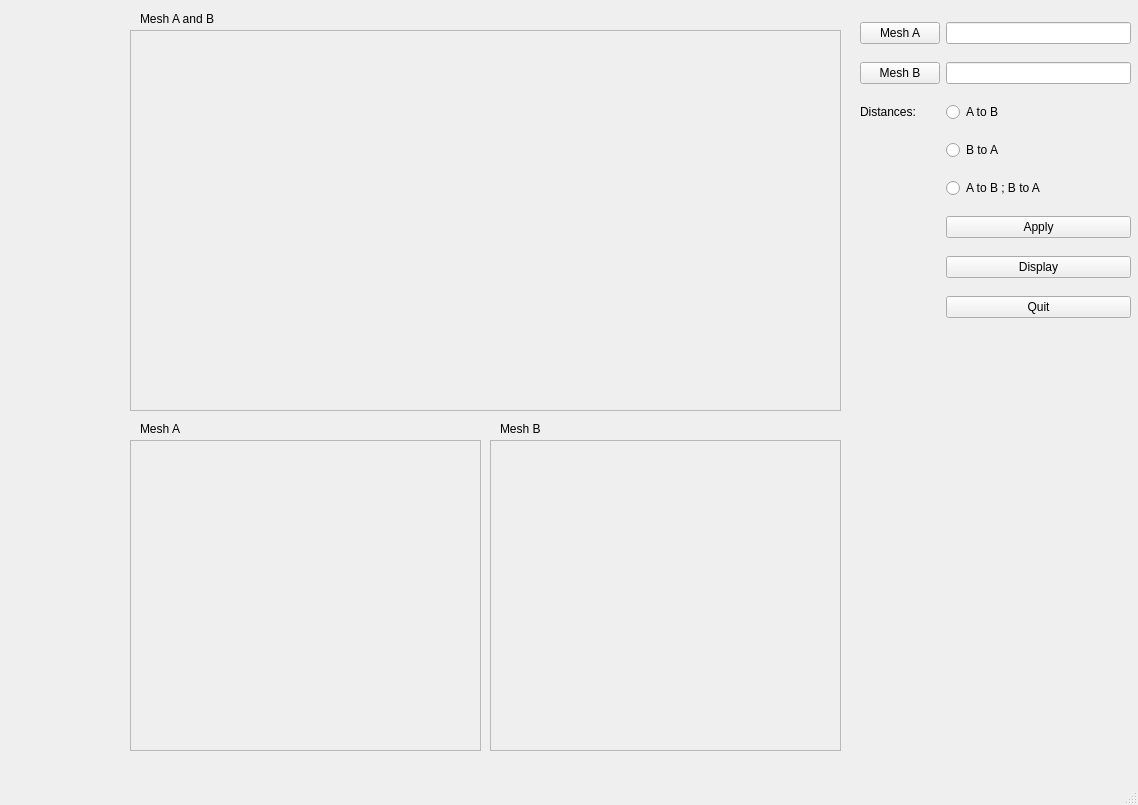
Before: the Qt Designer form distanceGui.ui in juliettepera/distance, drawn with Qt 5.
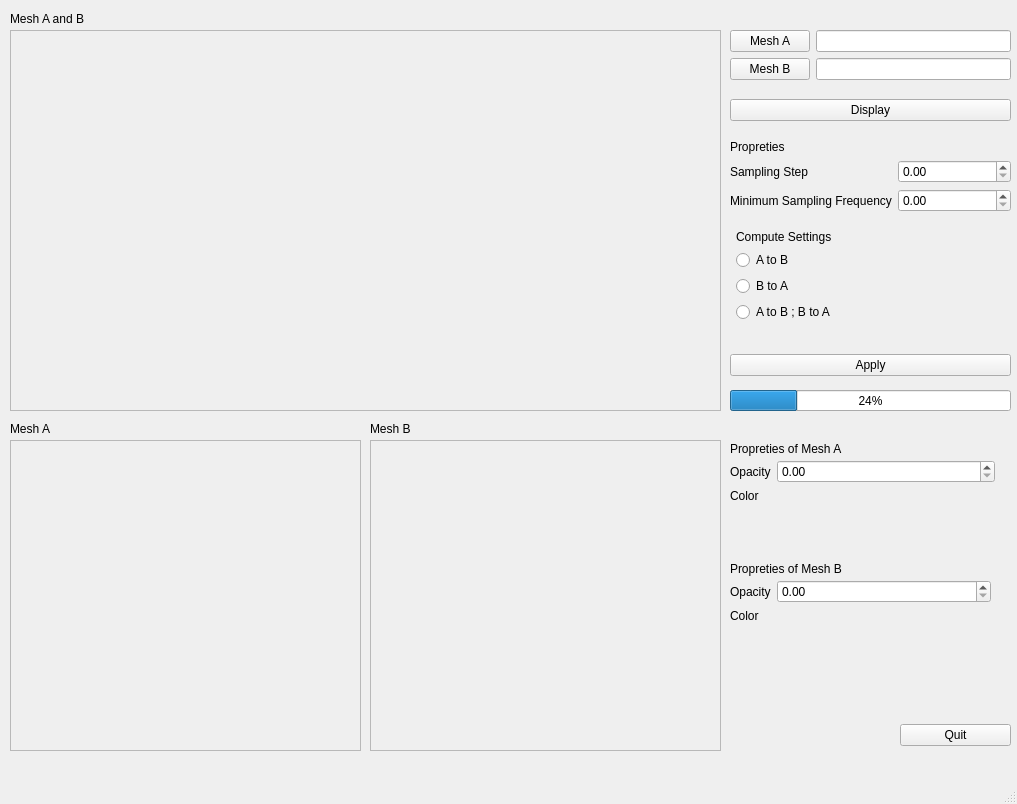
After: the same form once the commit is applied.

Commit message: ENH: change the apparence of the main window with more option the opacity is now working

```diff
--- a/distanceGui.ui
+++ b/distanceGui.ui
@@ -6,99 +6,18 @@
    <rect>
     <x>0</x>
     <y>0</y>
-    <width>1138</width>
-    <height>805</height>
+    <width>1017</width>
+    <height>804</height>
    </rect>
   </property>
   <property name="windowTitle">
    <string>MainWindow</string>
   </property>
   <widget class="QWidget" name="centralwidget">
-   <widget class="QWidget" name="gridLayoutWidget">
-    <property name="geometry">
-     <rect>
-      <x>860</x>
-      <y>10</y>
-      <width>271</width>
-      <height>321</height>
-     </rect>
-    </property>
-    <layout class="QGridLayout" name="gridLayout">
-     <item row="1" column="1">
-      <widget class="QLineEdit" name="lineMeshB"/>
-     </item>
-     <item row="0" column="1">
-      <widget class="QLineEdit" name="lineMeshA"/>
-     </item>
-     <item row="6" column="1">
-      <widget class="QPushButton" name="buttonApply">
-       <property name="text">
-        <string>Apply</string>
-       </property>
-      </widget>
-     </item>
-     <item row="0" column="0">
-      <widget class="QPushButton" name="buttonMeshA">
-       <property name="text">
-        <string>Mesh A</string>
-       </property>
-      </widget>
-     </item>
-     <item row="1" column="0">
-      <widget class="QPushButton" name="buttonMeshB">
-       <property name="text">
-        <string>Mesh B</string>
-       </property>
-      </widget>
-     </item>
-     <item row="8" column="1">
-      <widget class="QPushButton" name="buttonQuit">
-       <property name="text">
-        <string>Quit</string>
-       </property>
-      </widget>
-     </item>
-     <item row="7" column="1">
-      <widget class="QPushButton" name="buttonDisplay">
-       <property name="text">
-        <string>Display</string>
-       </property>
-      </widget>
-     </item>
-     <item row="3" column="1">
-      <widget class="QRadioButton" name="radioAtoB">
-       <property name="text">
-        <string>A to B</string>
-       </property>
-      </widget>
-     </item>
-     <item row="4" column="1">
-      <widget class="QRadioButton" name="radioBtoA">
-       <property name="text">
-        <string>B to A</string>
-       </property>
-      </widget>
-     </item>
-     <item row="5" column="1">
-      <widget class="QRadioButton" name="radioBoth">
-       <property name="text">
-        <string>A to B ; B to A</string>
-       </property>
-      </widget>
-     </item>
-     <item row="3" column="0">
-      <widget class="QLabel" name="labelDistance">
-       <property name="text">
-        <string>Distances:</string>
-       </property>
-      </widget>
-     </item>
-    </layout>
-   </widget>
    <widget class="QScrollArea" name="scrollAreaMeshA">
     <property name="geometry">
      <rect>
-      <x>130</x>
+      <x>10</x>
       <y>440</y>
       <width>351</width>
       <height>311</height>
@@ -121,7 +40,7 @@
    <widget class="QScrollArea" name="scrollAreaMeshB">
     <property name="geometry">
      <rect>
-      <x>490</x>
+      <x>370</x>
       <y>440</y>
       <width>351</width>
       <height>311</height>
@@ -145,7 +64,7 @@
    <widget class="QScrollArea" name="scrollAreaBoth">
     <property name="geometry">
      <rect>
-      <x>130</x>
+      <x>10</x>
       <y>30</y>
       <width>711</width>
       <height>381</height>
@@ -168,7 +87,7 @@
    <widget class="QLabel" name="labelMeshBoth">
     <property name="geometry">
      <rect>
-      <x>140</x>
+      <x>10</x>
       <y>10</y>
       <width>101</width>
       <height>17</height>
@@ -181,7 +100,7 @@
    <widget class="QLabel" name="labelMeshA">
     <property name="geometry">
      <rect>
-      <x>140</x>
+      <x>10</x>
       <y>420</y>
       <width>63</width>
       <height>17</height>
@@ -194,7 +113,7 @@
    <widget class="QLabel" name="labelMeshB">
     <property name="geometry">
      <rect>
-      <x>500</x>
+      <x>370</x>
       <y>420</y>
       <width>63</width>
       <height>17</height>
@@ -204,14 +123,288 @@
      <string>Mesh B</string>
     </property>
    </widget>
-   <zorder>gridLayoutWidget</zorder>
-   <zorder>scrollAreaMeshA</zorder>
-   <zorder>scrollAreaMeshB</zorder>
-   <zorder>verticalLayoutWidget</zorder>
-   <zorder>scrollAreaBoth</zorder>
-   <zorder>labelMeshBoth</zorder>
-   <zorder>labelMeshA</zorder>
-   <zorder>labelMeshB</zorder>
+   <widget class="QWidget" name="formLayoutWidget">
+    <property name="geometry">
+     <rect>
+      <x>730</x>
+      <y>30</y>
+      <width>281</width>
+      <height>51</height>
+     </rect>
+    </property>
+    <layout class="QFormLayout" name="formLayout">
+     <item row="0" column="0">
+      <widget class="QPushButton" name="buttonMeshA">
+       <property name="text">
+        <string>Mesh A</string>
+       </property>
+      </widget>
+     </item>
+     <item row="0" column="1">
+      <widget class="QLineEdit" name="lineMeshA"/>
+     </item>
+     <item row="1" column="0">
+      <widget class="QPushButton" name="buttonMeshB">
+       <property name="text">
+        <string>Mesh B</string>
+       </property>
+      </widget>
+     </item>
+     <item row="1" column="1">
+      <widget class="QLineEdit" name="lineMeshB"/>
+     </item>
+    </layout>
+   </widget>
+   <widget class="QWidget" name="formLayoutWidget_2">
+    <property name="geometry">
+     <rect>
+      <x>730</x>
+      <y>230</y>
+      <width>281</width>
+      <height>109</height>
+     </rect>
+    </property>
+    <layout class="QFormLayout" name="formLayout_2">
+     <item row="2" column="1">
+      <widget class="QRadioButton" name="radioAtoB">
+       <property name="text">
+        <string>A to B</string>
+       </property>
+      </widget>
+     </item>
+     <item row="3" column="1">
+      <widget class="QRadioButton" name="radioBtoA">
+       <property name="text">
+        <string>B to A</string>
+       </property>
+      </widget>
+     </item>
+     <item row="4" column="1">
+      <widget class="QRadioButton" name="radioBoth">
+       <property name="text">
+        <string>A to B ; B to A</string>
+       </property>
+      </widget>
+     </item>
+     <item row="1" column="1">
+      <widget class="QLabel" name="labelComputeSettings">
+       <property name="text">
+        <string>Compute Settings </string>
+       </property>
+      </widget>
+     </item>
+    </layout>
+   </widget>
+   <widget class="QWidget" name="formLayoutWidget_3">
+    <property name="geometry">
+     <rect>
+      <x>730</x>
+      <y>140</y>
+      <width>281</width>
+      <height>85</height>
+     </rect>
+    </property>
+    <layout class="QFormLayout" name="formLayout_3">
+     <item row="0" column="0">
+      <widget class="QLabel" name="labelPropreties">
+       <property name="text">
+        <string>Propreties </string>
+       </property>
+      </widget>
+     </item>
+     <item row="1" column="0">
+      <widget class="QLabel" name="labelSamplingStep">
+       <property name="text">
+        <string>Sampling Step </string>
+       </property>
+      </widget>
+     </item>
+     <item row="1" column="1">
+      <widget class="QDoubleSpinBox" name="spinBoxSamplingStep"/>
+     </item>
+     <item row="2" column="0">
+      <widget class="QLabel" name="labelMinSamplingFreq">
+       <property name="text">
+        <string>Minimum Sampling Frequency</string>
+       </property>
+      </widget>
+     </item>
+     <item row="2" column="1">
+      <widget class="QDoubleSpinBox" name="spinBoxSamplingFrequency"/>
+     </item>
+    </layout>
+   </widget>
+   <widget class="QWidget" name="verticalLayoutWidget_4">
+    <property name="geometry">
+     <rect>
+      <x>730</x>
+      <y>90</y>
+      <width>281</width>
+      <height>41</height>
+     </rect>
+    </property>
+    <layout class="QVBoxLayout" name="verticalLayout_2">
+     <item>
+      <widget class="QPushButton" name="buttonDisplay">
+       <property name="text">
+        <string>Display</string>
+       </property>
+      </widget>
+     </item>
+    </layout>
+   </widget>
+   <widget class="QWidget" name="verticalLayoutWidget_5">
+    <property name="geometry">
+     <rect>
+      <x>730</x>
+      <y>350</y>
+      <width>281</width>
+      <height>31</height>
+     </rect>
+    </property>
+    <layout class="QVBoxLayout" name="verticalLayout_3">
+     <item>
+      <widget class="QPushButton" name="buttonApply">
+       <property name="text">
+        <string>Apply</string>
+       </property>
+      </widget>
+     </item>
+    </layout>
+   </widget>
+   <widget class="QWidget" name="verticalLayoutWidget_6">
+    <property name="geometry">
+     <rect>
+      <x>900</x>
+      <y>720</y>
+      <width>111</width>
+      <height>31</height>
+     </rect>
+    </property>
+    <layout class="QVBoxLayout" name="verticalLayout_4">
+     <item>
+      <widget class="QPushButton" name="buttonQuit">
+       <property name="text">
+        <string>Quit</string>
+       </property>
+      </widget>
+     </item>
+    </layout>
+   </widget>
+   <widget class="QWidget" name="formLayoutWidget_4">
+    <property name="geometry">
+     <rect>
+      <x>730</x>
+      <y>460</y>
+      <width>265</width>
+      <height>64</height>
+     </rect>
+    </property>
+    <layout class="QFormLayout" name="formLayout_4">
+     <property name="fieldGrowthPolicy">
+      <enum>QFormLayout::AllNonFixedFieldsGrow</enum>
+     </property>
+     <item row="0" column="0">
+      <widget class="QLabel" name="labelOpacityA">
+       <property name="text">
+        <string>Opacity</string>
+       </property>
+      </widget>
+     </item>
+     <item row="0" column="1">
+      <widget class="QDoubleSpinBox" name="spinBoxOpacityA">
+       <property name="maximum">
+        <double>1.000000000000000</double>
+       </property>
+       <property name="singleStep">
+        <double>0.100000000000000</double>
+       </property>
+      </widget>
+     </item>
+     <item row="1" column="0">
+      <widget class="QLabel" name="labelColorMeshA">
+       <property name="text">
+        <string>Color</string>
+       </property>
+      </widget>
+     </item>
+    </layout>
+   </widget>
+   <widget class="QProgressBar" name="progressBar">
+    <property name="geometry">
+     <rect>
+      <x>730</x>
+      <y>390</y>
+      <width>281</width>
+      <height>21</height>
+     </rect>
+    </property>
+    <property name="value">
+     <number>24</number>
+    </property>
+   </widget>
+   <widget class="QLabel" name="labelPrporetiesMeshA">
+    <property name="geometry">
+     <rect>
+      <x>730</x>
+      <y>440</y>
+      <width>141</width>
+      <height>17</height>
+     </rect>
+    </property>
+    <property name="text">
+     <string>Propreties of Mesh A</string>
+    </property>
+   </widget>
+   <widget class="QLabel" name="labelPrporetiesMeshB">
+    <property name="geometry">
+     <rect>
+      <x>730</x>
+      <y>560</y>
+      <width>141</width>
+      <height>17</height>
+     </rect>
+    </property>
+    <property name="text">
+     <string>Propreties of Mesh B</string>
+    </property>
+   </widget>
+   <widget class="QWidget" name="formLayoutWidget_5">
+    <property name="geometry">
+     <rect>
+      <x>730</x>
+      <y>580</y>
+      <width>261</width>
+      <height>61</height>
+     </rect>
+    </property>
+    <layout class="QFormLayout" name="formLayout_5">
+     <item row="0" column="0">
+      <widget class="QLabel" name="labelOpacityB">
+       <property name="text">
+        <string>Opacity</string>
+       </property>
+      </widget>
+     </item>
+     <item row="0" column="1">
+      <widget class="QDoubleSpinBox" name="spinBoxOpacityB">
+       <property name="maximum">
+        <double>1.000000000000000</double>
+       </property>
+       <property name="singleStep">
+        <double>0.100000000000000</double>
+       </property>
+      </widget>
+     </item>
+     <item row="1" column="0">
+      <widget class="QLabel" name="labelColorMeshB">
+       <property name="text">
+        <string>Color</string>
+       </property>
+      </widget>
+     </item>
+    </layout>
+   </widget>
   </widget>
   <widget class="QMenuBar" name="menubar">
    <property name="geometry">
```
Left out of the diff: 3 changed lines with no effect on the pictures. The commit also changes 5 other files.
